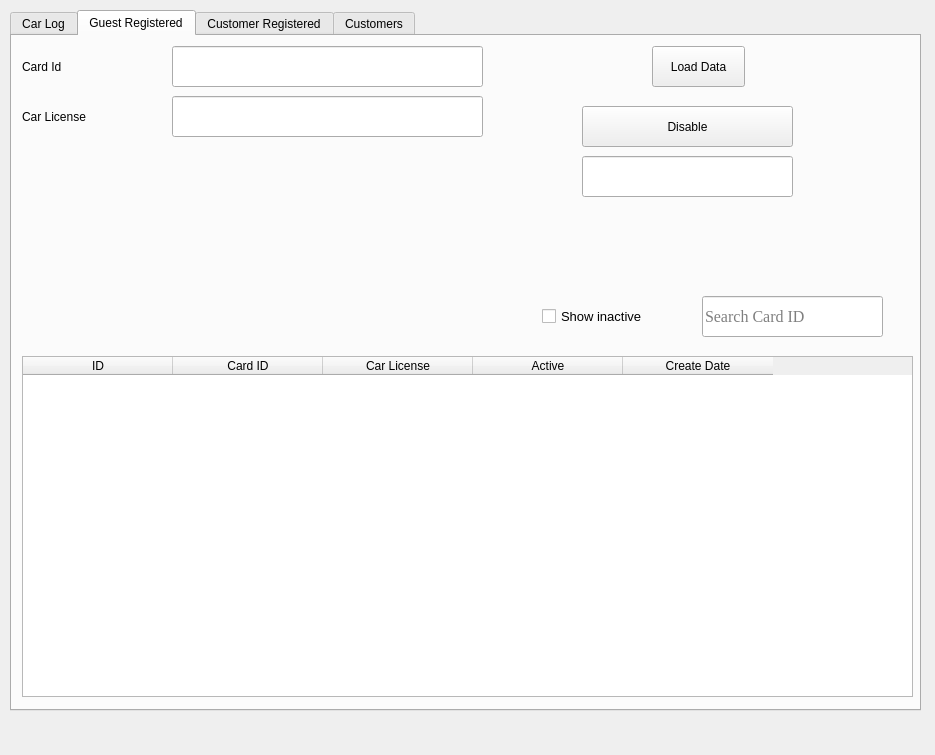
This is Table.ui in vince0119/Project-Deskstop as Qt 5 draws it before an edit. The edited form follows.
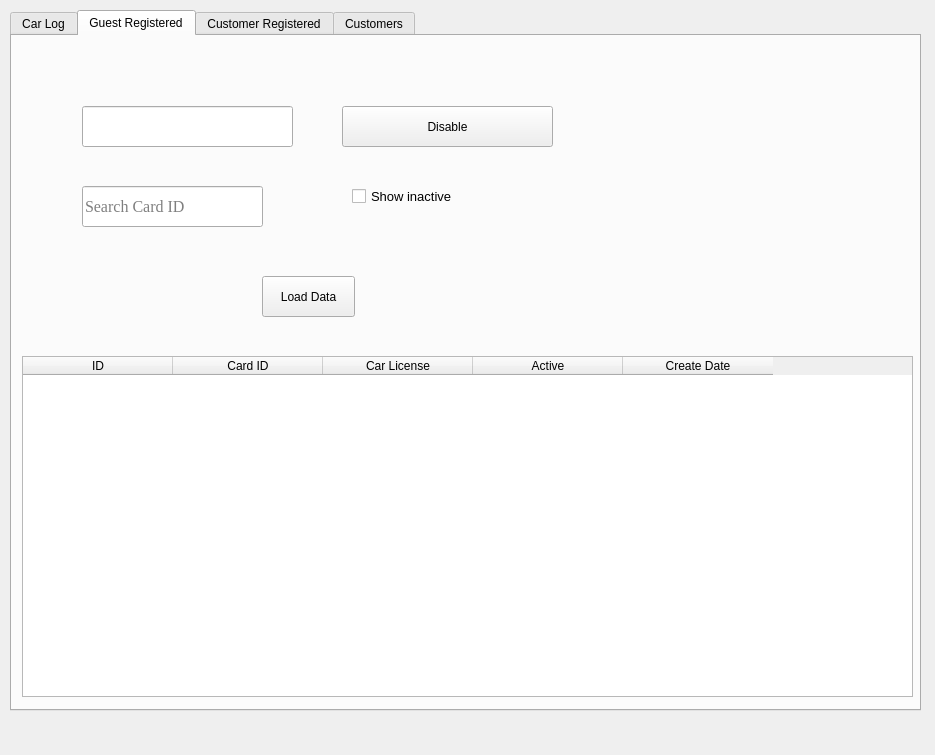
This is the edited form. The open tabs and pages were chosen to show the change.

The edit to the form file:
```diff
--- a/Table.ui
+++ b/Table.ui
@@ -202,60 +202,6 @@
      <attribute name="title">
       <string>Guest Registered</string>
      </attribute>
-     <widget class="QLineEdit" name="txtCardIdGuest">
-      <property name="enabled">
-       <bool>true</bool>
-      </property>
-      <property name="geometry">
-       <rect>
-        <x>160</x>
-        <y>10</y>
-        <width>311</width>
-        <height>41</height>
-       </rect>
-      </property>
-      <property name="font">
-       <font>
-        <family>Times New Roman</family>
-        <pointsize>14</pointsize>
-       </font>
-      </property>
-      <property name="readOnly">
-       <bool>true</bool>
-      </property>
-     </widget>
-     <widget class="QLineEdit" name="txtCarLicenseGuest">
-      <property name="geometry">
-       <rect>
-        <x>160</x>
-        <y>60</y>
-        <width>311</width>
-        <height>41</height>
-       </rect>
-      </property>
-      <property name="font">
-       <font>
-        <family>Times New Roman</family>
-        <pointsize>14</pointsize>
-       </font>
-      </property>
-      <property name="readOnly">
-       <bool>true</bool>
-      </property>
-     </widget>
-     <widget class="QLabel" name="lblCardCustomerId">
-      <property name="geometry">
-       <rect>
-        <x>10</x>
-        <y>60</y>
-        <width>201</width>
-        <height>41</height>
-       </rect>
-      </property>
-      <property name="text">
-       <string>Car License</string>
-      </property>
-     </widget>
      <widget class="QTableWidget" name="tblGuest">
       <property name="geometry">
        <rect>
@@ -303,24 +249,11 @@
        </property>
       </column>
      </widget>
-     <widget class="QLabel" name="lblCardId">
-      <property name="geometry">
-       <rect>
-        <x>10</x>
-        <y>10</y>
-        <width>201</width>
-        <height>41</height>
-       </rect>
-      </property>
-      <property name="text">
-       <string>Card Id</string>
-      </property>
-     </widget>
      <widget class="QPushButton" name="btnLoadDataGuest">
       <property name="geometry">
        <rect>
-        <x>640</x>
-        <y>10</y>
+        <x>250</x>
+        <y>240</y>
         <width>93</width>
         <height>41</height>
        </rect>
@@ -332,8 +265,8 @@
      <widget class="QCheckBox" name="chbInactiveGuestRegis">
       <property name="geometry">
        <rect>
-        <x>530</x>
-        <y>270</y>
+        <x>340</x>
+        <y>150</y>
         <width>131</width>
         <height>20</height>
        </rect>
@@ -353,8 +286,8 @@
       </property>
       <property name="geometry">
        <rect>
-        <x>690</x>
-        <y>260</y>
+        <x>70</x>
+        <y>150</y>
         <width>181</width>
         <height>41</height>
        </rect>
@@ -375,7 +308,7 @@
      <widget class="QPushButton" name="btnGuestRegisDisable">
       <property name="geometry">
        <rect>
-        <x>570</x>
+        <x>330</x>
         <y>70</y>
         <width>211</width>
         <height>41</height>
@@ -391,8 +324,8 @@
       </property>
       <property name="geometry">
        <rect>
-        <x>570</x>
-        <y>120</y>
+        <x>70</x>
+        <y>70</y>
         <width>211</width>
         <height>41</height>
        </rect>
```
Left out of the diff: 13 changed lines with no effect on the pictures.
